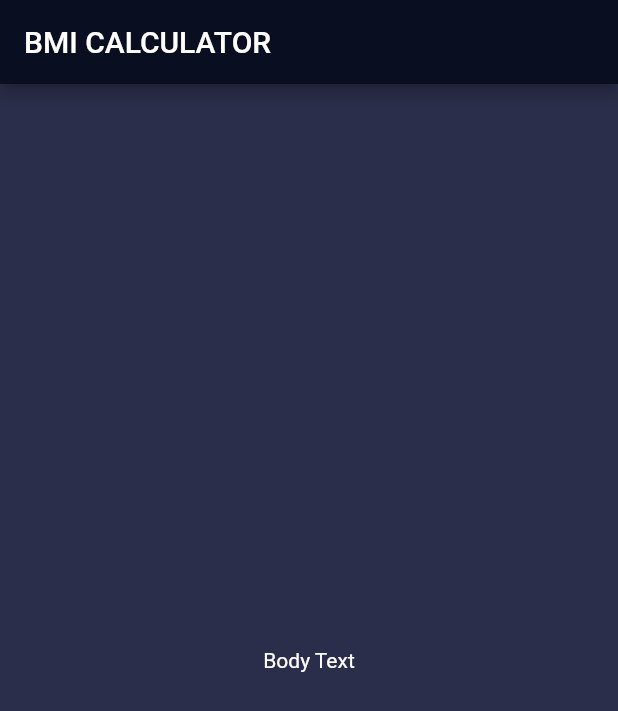
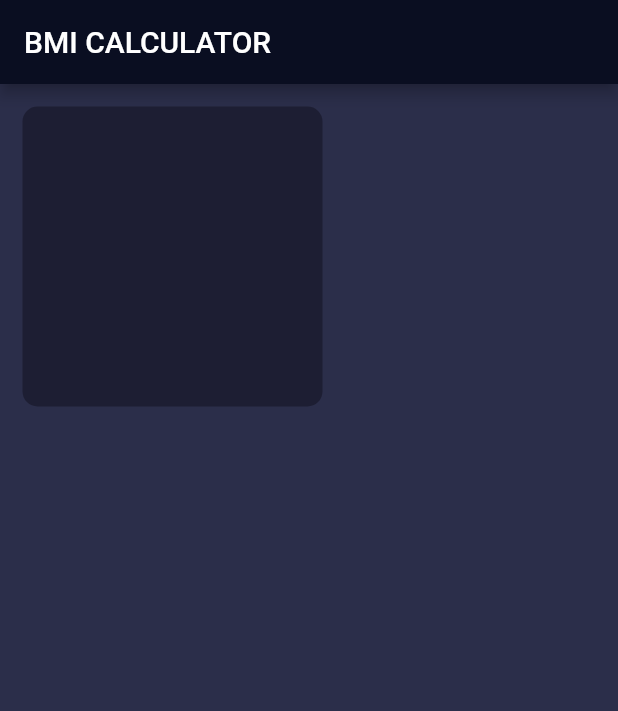
Before and after one commit to Sioomak/BMI-fullter-app, a Flutter app: the screen it shows after launch, on a phone screen of 412 x 824 dp. Shown: the top 711 px of the screen. Run offline on Flutter 3.47's test engine with Material 2 defaults, Android fonts, the phone set to English and light mode, and no system bars.

Commit message:
First container initial

```diff
--- a/lib/input_page.dart
+++ b/lib/input_page.dart
@@ -12,8 +12,14 @@ class _InputPageState extends State<InputPage> {
       appBar: AppBar(
         title: Text('BMI CALCULATOR'),
       ),
-      body: Center(
-        child: Text('Body Text'),
+      body: Container(
+        margin: EdgeInsets.all(15.0),
+        decoration: BoxDecoration(
+          color: Color(0xFF1D1E33),
+          borderRadius: BorderRadius.circular(10.0),
+        ),
+        width: 200.0,
+        height: 200.0,
       ),
     );
   }
```
